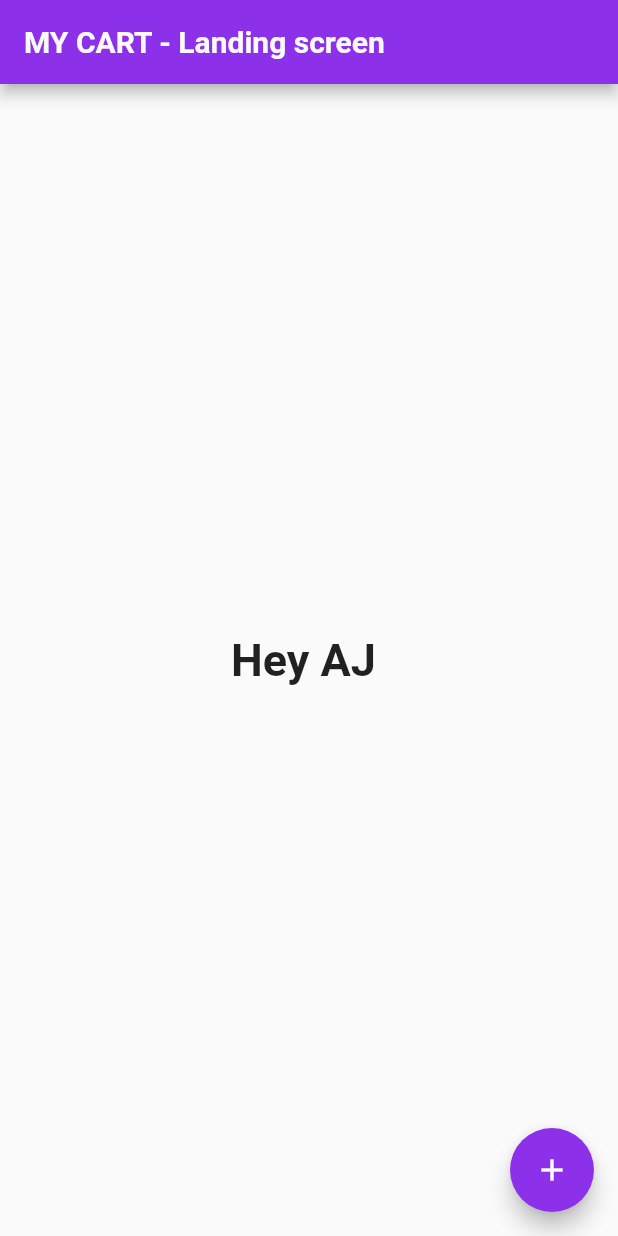
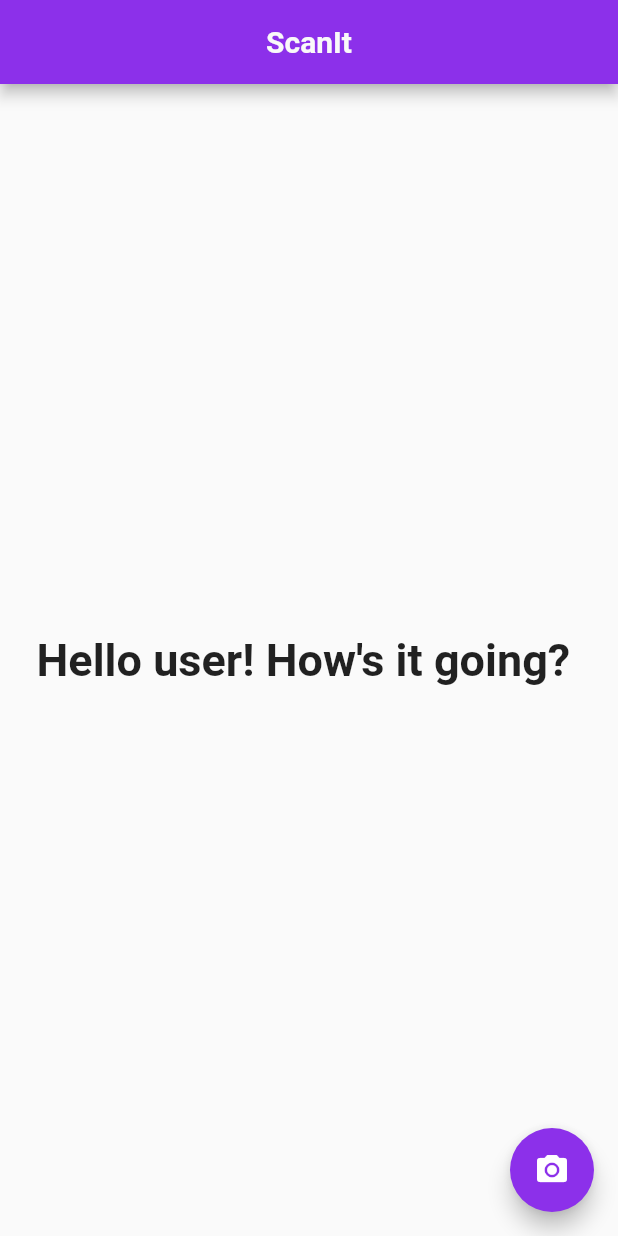
Before and after one commit to microaditi/ScanIt, a Flutter app: the screen it shows after launch, on a phone screen of 412 x 824 dp. Run offline on Flutter 3.47's test engine with Material 2 defaults, Android fonts, the phone set to English and light mode, and no system bars; our stand-ins replace hexcolor; missing offline and left inert: barcode_scan.

Commit message:
Minor aesthetic improvements
UI changes.

```diff
--- a/scan_it/lib/main.dart
+++ b/scan_it/lib/main.dart
@@ -4,6 +4,7 @@ import 'package:scanit/ui/firstS.dart';
 
 void main() {
   runApp(MaterialApp(
+    debugShowCheckedModeBanner: false,
     home: BarCode(),
       theme: ThemeData(
           primaryColor: Hexcolor('#F9F9F9')
--- a/scan_it/lib/ui/firstS.dart
+++ b/scan_it/lib/ui/firstS.dart
@@ -12,7 +12,7 @@ class BarCode extends StatefulWidget {
 
 class _BarCodeState extends State<BarCode> {
 
-  var result = "Hey AJ ";
+  var result = "Hello user! How's it going? ";
 
   Future _ScanBar() async {
     try {
@@ -23,7 +23,7 @@ class _BarCodeState extends State<BarCode> {
     } on PlatformException catch (ex) {
       if (ex.code == BarcodeScanner.cameraAccessDenied) {
         setState(() {
-          result = "Camera permission was denied";
+          result = "Please allow ScanIt to use Camera.";
         });
       } else {
         setState(() {
@@ -32,7 +32,7 @@ class _BarCodeState extends State<BarCode> {
       }
     } on FormatException {
       setState(() {
-        result = "You pressed the back button before scanning anything";
+        result = "You pressed the back button before scanning anything. Try scanning again!";
       });
     } catch (ex) {
       setState(() {
@@ -47,15 +47,16 @@ class _BarCodeState extends State<BarCode> {
   Widget build(BuildContext context) {
     return Scaffold(
       appBar: AppBar(
+        centerTitle: true,
         backgroundColor: Hexcolor('#8C30EA'),
-        title: Text("MY CART - Landing screen",
+        title: Text("ScanIt",
         style: TextStyle(
           fontWeight: FontWeight.w600,
           color: Hexcolor('#F9F9F9')
           ),),
       ),
       floatingActionButton: FloatingActionButton(
-        child: Icon(Icons.add),
+        child: Icon(Icons.camera_alt),
         backgroundColor: Hexcolor('#8C30EA'),
         tooltip: 'Press to Scan',
         onPressed:_ScanBar
```
Also changed, not shown: 5 other files.
